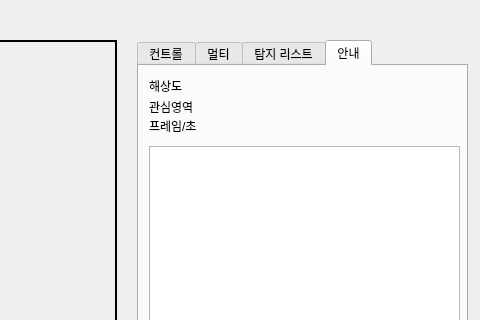
Old version of the form rsc/ui/untitled.ui in the repository polnet13/kimAI; both pictures show x 643 to 1123 and y 0 to 320 of the 1123 by 650 pixel window.
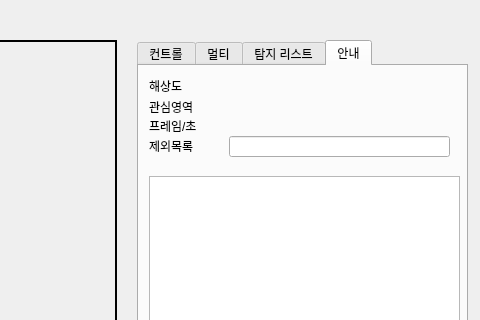
New version of the form. The open tabs and pages were chosen to show the change.

Commit message: Refactor UI layout and add exclusion list functionality

What changed in the file:
```diff
--- a/rsc/ui/untitled.ui
+++ b/rsc/ui/untitled.ui
@@ -243,9 +243,9 @@
       <property name="geometry">
        <rect>
         <x>10</x>
-        <y>80</y>
+        <y>110</y>
         <width>311</width>
-        <height>391</height>
+        <height>361</height>
        </rect>
       </property>
      </widget>
@@ -288,6 +288,29 @@
        <string>관심영역</string>
       </property>
      </widget>
+     <widget class="QLabel" name="label_fps_2">
+      <property name="geometry">
+       <rect>
+        <x>10</x>
+        <y>70</y>
+        <width>71</width>
+        <height>20</height>
+       </rect>
+      </property>
+      <property name="text">
+       <string>제외목록</string>
+      </property>
+     </widget>
+     <widget class="QLineEdit" name="lineEdit">
+      <property name="geometry">
+       <rect>
+        <x>90</x>
+        <y>70</y>
+        <width>221</width>
+        <height>21</height>
+       </rect>
+      </property>
+     </widget>
     </widget>
    </widget>
    <widget class="QLabel" name="label_cap_num">
```
The commit also changes 1 other file.
